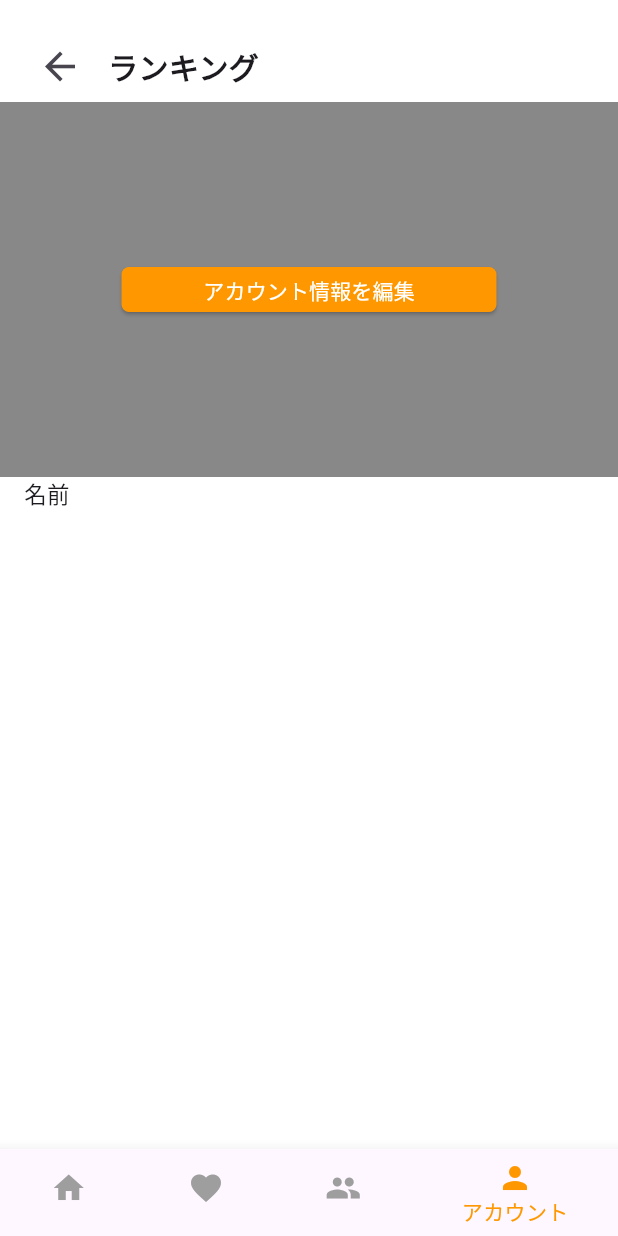
After one commit to Ktento/breman-front, a Flutter app: the RankingList screen opened directly, on a phone screen of 412 x 824 dp. The commit adds this screen. Run offline on Flutter 3.47's test engine with Material 3 defaults, Android fonts, the phone set to English and light mode, and no system bars; network calls fail.

Commit message:
ランキングページに遷移する処理を追加

```diff
--- a/lib/main.dart
+++ b/lib/main.dart
@@ -2,7 +2,7 @@ import 'package:flutter/material.dart';
 import 'account_profile.dart';
 import 'login.dart';
 import 'add_friend.dart';
-//import 'ranking-list.dart';
+import 'ranking-list.dart';
 
 bool login = true;
 
@@ -156,7 +156,7 @@ class _MyHomePageState extends State<MyHomePage> {
                               context,
                               MaterialPageRoute(
                                 //（2） 実際に表示するページ(ウィジェット)を指定する
-                                builder: (context) => ProfileEdit(),
+                                builder: (context) => RankingList(),
                               ),
                             );
                           },
--- /dev/null
+++ b/lib/rankingu-list.dart
@@ -0,0 +1,149 @@
+import 'package:flutter/material.dart';
+import 'profile_edit.dart';
+import 'main.dart';
+
+class RankingList extends StatefulWidget {
+  @override
+  _RankingListState createState() => _RankingListState();
+}
+
+class _RankingListState extends State<RankingList> {
+  int _currentIndex = 3; // 現在のインデックスをアカウントプロフィールに設定
+
+  @override
+  Widget build(BuildContext context) {
+    return Scaffold(
+      backgroundColor: Colors.white,
+      body: SingleChildScrollView(
+        child: Column(
+          children: [
+            // 戻るボタンを含むコンテナ
+            Container(
+              padding: EdgeInsets.only(top: 20, left: 16, right: 16), // 上部余白を調整
+              child: Row(
+                mainAxisAlignment: MainAxisAlignment.start,
+                children: [
+                  IconButton(
+                    icon: Icon(Icons.arrow_back, size: 30),
+                    onPressed: () {
+                      Navigator.pop(context); // 前の画面に戻る
+                    },
+                  ),
+                  SizedBox(width: 8), // 戻るボタンとテキストの間にスペースを追加
+                  Text(
+                    'ランキング',
+                    style: TextStyle(fontSize: 20, fontWeight: FontWeight.bold),
+                  ),
+                ],
+              ),
+            ),
+
+            // その他のコンテンツをここに追加
+            Container(
+              padding: const EdgeInsets.all(16.0),
+              color: const Color.fromARGB(119, 0, 0, 0),
+              width: MediaQuery.of(context).size.width, // 画面の幅に合わせる
+              height: 250, // 高さ
+              alignment: Alignment.center, // ボタンを中央に配置
+              child: SizedBox(
+                width: 250, // ボタンの幅
+                height: 30, // ボタンの高さ
+                child: ElevatedButton(
+                  child: const Text('アカウント情報を編集'),
+                  style: ElevatedButton.styleFrom(
+                    backgroundColor: Colors.orange, // 背景色
+                    foregroundColor: Colors.white, // 文字色
+                    shape: RoundedRectangleBorder(
+                      borderRadius: BorderRadius.circular(5), // 角の丸みを調整
+                    ),
+                  ),
+                  onPressed: () {
+                    print('アカウントボタンが押されました');
+
+                    Navigator.push(
+                      context,
+                      MaterialPageRoute(
+                        //（2） 実際に表示するページ(ウィジェット)を指定する
+                        builder: (context) => ProfileEdit(),
+                      ),
+                    );
+                  },
+                ),
+              ),
+            ),
+
+            Container(
+              child: Row(
+                children: [
+                  Expanded(
+                    child: Align(
+                      alignment: Alignment.centerLeft,
+                      child: Padding(
+                        padding: const EdgeInsets.only(left: 16.0),
+                        child: Text(
+                          '名前',
+                          style: TextStyle(
+                            fontSize: 15,
+                          ),
+                        ),
+                      ),
+                    ),
+                  ),
+                ],
+              ),
+            ),
+          ],
+        ),
+      ),
+      bottomNavigationBar: BottomNavigationBar(
+        backgroundColor: Colors.white,
+        selectedItemColor: Colors.orange,
+        unselectedItemColor: Colors.grey,
+        items: [
+          BottomNavigationBarItem(
+            icon: Icon(Icons.home),
+            label: 'ホーム',
+          ),
+          BottomNavigationBarItem(
+            icon: Icon(Icons.favorite),
+            label: 'お気に入り',
+          ),
+          BottomNavigationBarItem(
+            icon: Icon(Icons.group),
+            label: 'グループ',
+          ),
+          BottomNavigationBarItem(
+            icon: Icon(Icons.person),
+            label: 'アカウント',
+          ),
+        ],
+        currentIndex: _currentIndex, // 現在選択されているインデックス
+        onTap: (index) {
+          // タップされたインデックスに応じてナビゲーションを行う
+          setState(() {
+            _currentIndex = index; // タップされたインデックスを更新
+          });
+
+          switch (index) {
+            case 0:
+              Navigator.pushAndRemoveUntil(
+                context,
+                MaterialPageRoute(builder: (context) => MyHomePage()),
+                (Route<dynamic> route) => false,
+              );
+              break;
+            case 1:
+              // お気に入り画面の処理
+              break;
+            case 2:
+              // グループ画面の処理
+              break;
+            case 3:
+              // アカウント画面の処理は不要
+              break;
+          }
+        },
+      ),
+    );
+  }
+}
```
